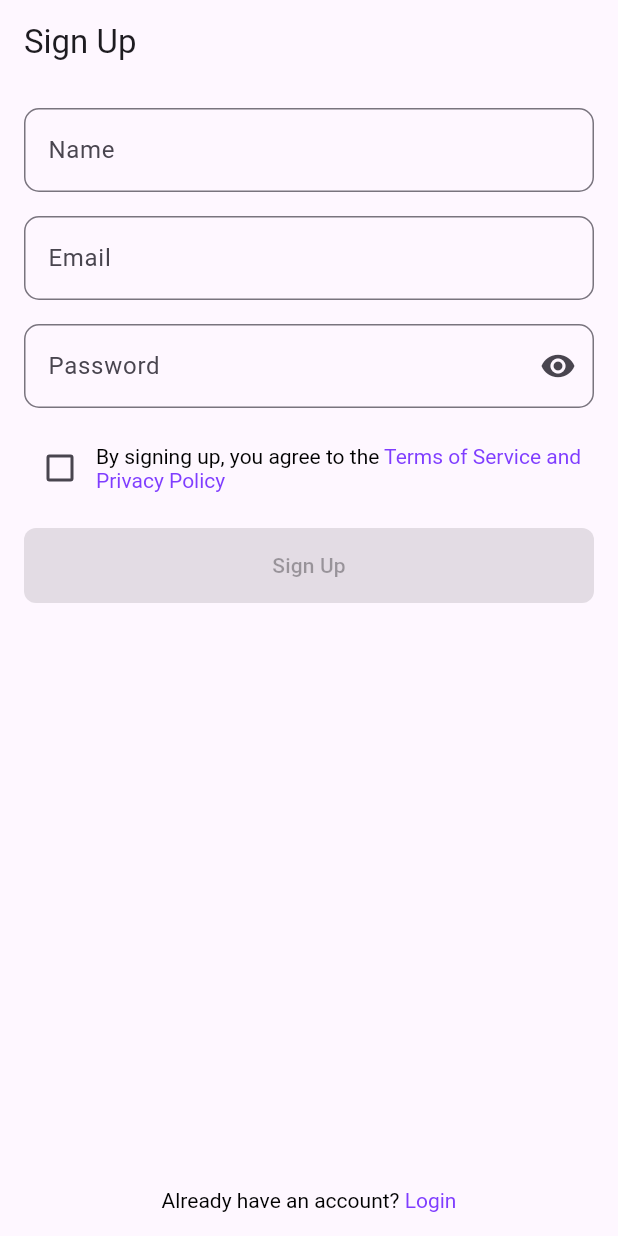
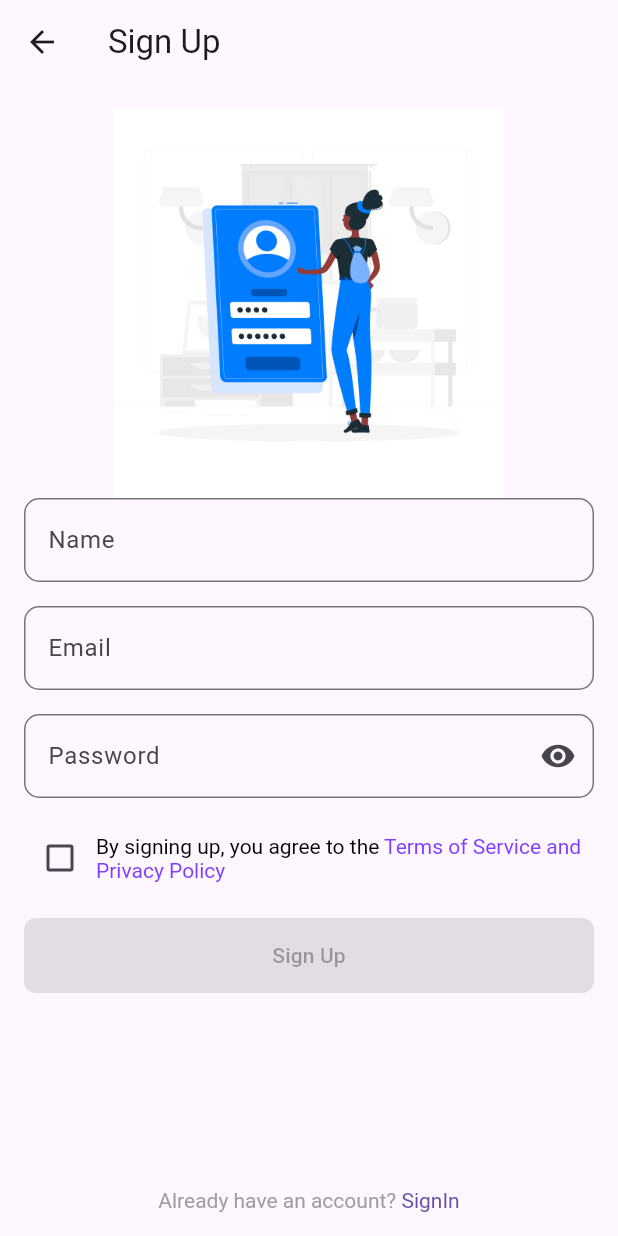
Before and after one commit to anivkuttan/keeper, a Flutter app: the screen it shows after launch, after a tap on "Sign Up", on a phone screen of 412 x 824 dp. Run offline on Flutter 3.47's test engine with Material 3 defaults, Android fonts, the phone set to English and light mode, and no system bars; our stand-ins replace drift, go_router, smooth_page_indicator; accounts and stored records are empty; generated files the repository leaves out were written again.

Commit message:
signin and signup page update

```diff
--- a/lib/core/const/app_image.dart
+++ b/lib/core/const/app_image.dart
@@ -2,4 +2,6 @@
   static const onBoardingImage1 = 'assets/images/onBg1.png';
   static const onBoardingImage2 = 'assets/images/onBg2.png';
   static const onBoardingImage3 = 'assets/images/onBg3.png';
+  static const signInBG = 'assets/images/sign_in_bg.jpg';
+  static const signUpBG = 'assets/images/sign_up_bg.jpg';
 }
--- /dev/null
+++ b/lib/core/router/app_router.dart
@@ -0,0 +1,38 @@
+import 'package:go_router/go_router.dart';
+import 'package:keeper/pages/on_boarding_screen.dart';
+import 'package:keeper/pages/sign_in_screen.dart';
+import 'package:keeper/pages/sign_up_screen.dart';
+
+class AppRouter {
+  AppRouter._();
+  static GoRouter router = GoRouter(
+    initialLocation: AppPage.onboarding.path,
+    routes: [
+      GoRoute(
+        path: AppPage.onboarding.path,
+        name: AppPage.onboarding.name,
+        builder: (context, state) => const OnBoardingScreen(),
+      ),
+      GoRoute(
+        path: AppPage.signUp.path,
+        name: AppPage.signUp.name,
+        builder: (context, state) => const SignUpScreen(),
+      ),
+      GoRoute(
+        path: AppPage.signIn.path,
+        name: AppPage.signIn.name,
+        builder: (context, state) => const SignInScreen(),
+      ),
+    ],
+  );
+}
+
+enum AppPage {
+  onboarding(name: 'onboarding', path: '/'),
+  signIn(name: 'signIn', path: '/signin'),
+  signUp(name: 'signUp', path: '/signup');
+
+  const AppPage({required this.name, required this.path});
+  final String name;
+  final String path;
+}
--- a/lib/main.dart
+++ b/lib/main.dart
@@ -1,8 +1,6 @@
 import 'package:flutter/material.dart';
-import 'package:go_router/go_router.dart';
+import 'package:keeper/core/router/app_router.dart';
 import 'package:keeper/core/theme/theme.dart';
-import 'package:keeper/pages/on_boarding_screen.dart';
-import 'package:keeper/pages/sign_up_screen.dart';
 
 void main() {
   runApp(const MyApp());
@@ -13,29 +11,9 @@
 
   @override
   Widget build(BuildContext context) {
-    final GoRouter router = GoRouter(
-      routes: [
-        GoRoute(
-          path: '/',
-          name: 'onboarding',
-          builder: (context, state) => const OnBoardingScreen(),
-        ),
-        GoRoute(
-          path: '/signup',
-          name: 'signup',
-          builder: (context, state) => const SignUpScreen(),
-        ),
-        GoRoute(
-          path: '/login',
-          name: 'login',
-          builder: (context, state) => const SignUpScreen(),
-        ),
-      ],
-    );
-
     return MaterialApp.router(
       title: 'Keeper',
-      routerConfig: router,
+      routerConfig: AppRouter.router,
       theme: AppThemeData.lightTheme,
       debugShowCheckedModeBanner: false,
     );
--- a/lib/pages/on_boarding_screen.dart
+++ b/lib/pages/on_boarding_screen.dart
@@ -1,6 +1,7 @@
 import 'package:flutter/material.dart';
 import 'package:go_router/go_router.dart';
 import 'package:keeper/core/const/app_image.dart';
+import 'package:keeper/core/router/app_router.dart';
 import 'package:keeper/core/shared/widgets/app_button.dart';
 import 'package:smooth_page_indicator/smooth_page_indicator.dart';
 
@@ -63,7 +64,7 @@
                   child: Column(
                     mainAxisAlignment: MainAxisAlignment.spaceEvenly,
                     children: [
-                      Image.asset(data.imageUrl),
+                      Expanded(child: Image.asset(data.imageUrl)),
                       Text(
                         data.title,
                         textAlign: TextAlign.center,
@@ -96,17 +97,17 @@
                   ),
                   Spacer(),
                   AppButton(
+                    title: 'Sign Up',
                     onTap: () {
-                      context.go('/signup'); // Navigate to the Sign Up screen
+                      context.push(AppPage.signUp.path);
                     },
-                    title: 'Sign Up',
                   ),
                   Spacer(),
                   AppButton.secondry(
+                    title: 'Sign In',
                     onTap: () {
-                      context.go('/login'); // Navigate to the Login screen
+                      context.push(AppPage.signIn.path);
                     },
-                    title: 'Login',
                   ),
                   Spacer(),
                 ],
--- /dev/null
+++ b/lib/pages/sign_in_screen.dart
@@ -0,0 +1,115 @@
+import 'package:flutter/gestures.dart';
+import 'package:flutter/material.dart';
+import 'package:go_router/go_router.dart';
+import 'package:keeper/core/const/app_image.dart';
+import 'package:keeper/core/router/app_router.dart';
+import 'package:keeper/core/shared/widgets/app_button.dart';
+import 'package:keeper/pages/sign_up_screen.dart';
+
+class SignInScreen extends StatefulWidget {
+  const SignInScreen({super.key});
+
+  @override
+  State<SignInScreen> createState() => _SignInScreenState();
+}
+
+class _SignInScreenState extends State<SignInScreen> {
+  // final bool _showPassword = false;
+
+  @override
+  Widget build(BuildContext context) {
+    return Scaffold(
+      appBar: AppBar(
+        title: Text("SignIn"),
+        leading: IconButton(
+          icon: Icon(Icons.arrow_back),
+          onPressed: () {
+            Navigator.pop(context);
+          },
+        ),
+      ),
+      body: Padding(
+        padding: const EdgeInsets.all(16.0),
+        child: Column(
+          crossAxisAlignment: CrossAxisAlignment.stretch,
+          children: [
+            Expanded(flex: 2, child: Image.asset(AppImage.signInBG)),
+            const SizedBox(height: 16),
+            AppTextForm(hintText: 'Email'),
+            const SizedBox(height: 16),
+            AppTextForm(hintText: 'Password', isPassword: true),
+            const SizedBox(height: 24),
+            AppButton(title: 'SignIn', onTap: () {}),
+            const SizedBox(height: 16),
+            Center(
+              child: GestureDetector(
+                onTap: () {
+                  // Handle Forgot Password tap
+                },
+                child: Text(
+                  'Forgot Password?',
+                  style: TextStyle(
+                    color: Theme.of(context).primaryColor,
+                    fontSize: 16,
+                  ),
+                ),
+              ),
+            ),
+            const Spacer(),
+            SafeArea(
+              child: Row(
+                mainAxisAlignment: MainAxisAlignment.center,
+                children: [
+                  ClickableText(
+                    prefixText: 'Don’t have an account yet? ',
+                    clickableText: 'Sign Up',
+                    onTap: () {
+                      context.pushReplacement(AppPage.signUp.path);
+                    },
+                  ),
+                ],
+              ),
+            ),
+            const SizedBox(height: 16),
+          ],
+        ),
+      ),
+    );
+  }
+}
+
+class ClickableText extends StatelessWidget {
+  final String prefixText;
+  final String clickableText;
+  final TextStyle? prefixStyle;
+  final TextStyle? clickableStyle;
+  final VoidCallback onTap;
+
+  const ClickableText({
+    super.key,
+    required this.prefixText,
+    required this.clickableText,
+    required this.onTap,
+    this.prefixStyle,
+    this.clickableStyle,
+  });
+
+  @override
+  Widget build(BuildContext context) {
+    return RichText(
+      text: TextSpan(
+        text: prefixText,
+        style: prefixStyle ?? TextStyle(color: Colors.grey),
+        children: [
+          TextSpan(
+            text: clickableText,
+            style:
+                clickableStyle ??
+                TextStyle(color: Theme.of(context).primaryColor),
+            recognizer: TapGestureRecognizer()..onTap = onTap,
+          ),
+        ],
+      ),
+    );
+  }
+}
--- a/lib/pages/sign_up_screen.dart
+++ b/lib/pages/sign_up_screen.dart
@@ -1,6 +1,10 @@
 import 'package:flutter/material.dart';
+import 'package:go_router/go_router.dart';
+import 'package:keeper/core/const/app_image.dart';
+import 'package:keeper/core/router/app_router.dart';
 import 'package:keeper/core/shared/widgets/app_button.dart';
 import 'package:keeper/core/theme/theme.dart';
+import 'package:keeper/pages/sign_in_screen.dart';
 
 class SignUpScreen extends StatefulWidget {
   const SignUpScreen({super.key});
@@ -21,6 +25,7 @@
         child: Column(
           crossAxisAlignment: CrossAxisAlignment.stretch,
           children: [
+            Expanded(flex: 2, child: Image.asset(AppImage.signUpBG)),
             const AppTextForm(hintText: 'Name'),
             const SizedBox(height: 16),
             const AppTextForm(hintText: 'Email'),
@@ -61,17 +66,12 @@
               child: Row(
                 mainAxisAlignment: MainAxisAlignment.center,
                 children: [
-                  RichText(
-                    text: TextSpan(
-                      text: 'Already have an account? ',
-                      style: TextStyle(color: Colors.black),
-                      children: [
-                        TextSpan(
-                          text: 'Login',
-                          style: TextStyle(color: AppColor.primaryColor),
-                        ),
-                      ],
-                    ),
+                  ClickableText(
+                    prefixText: 'Already have an account? ',
+                    clickableText: 'SignIn',
+                    onTap: () {
+                      context.pushReplacement(AppPage.signIn.path);
+                    },
                   ),
                 ],
               ),
```
Also changed, not shown: assets/images/sign_in_bg.jpg (added), assets/images/sign_up_bg.jpg (added).
